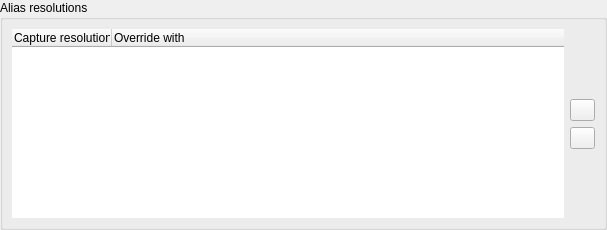
Old version of the form src/display/qt/windows/ControlPanel/Capture/AliasResolutions.ui in the repository mrehkopf/vcs.
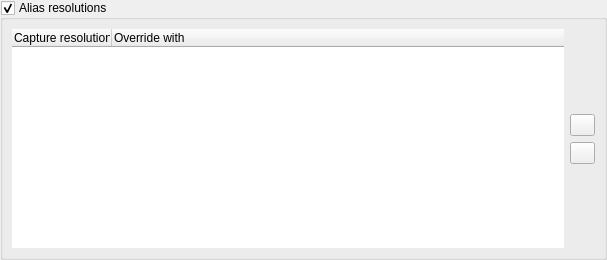
New version of the form. Icons and pictures are not drawn.

Commit message: ui/control-panel: Add a global on/off toggle for alias resolution

Diff of the .ui file:
```diff
--- a/src/display/qt/windows/ControlPanel/Capture/AliasResolutions.ui
+++ b/src/display/qt/windows/ControlPanel/Capture/AliasResolutions.ui
@@ -7,7 +7,7 @@
     <x>0</x>
     <y>0</y>
     <width>607</width>
-    <height>230</height>
+    <height>260</height>
    </rect>
   </property>
   <property name="sizePolicy">
@@ -16,12 +16,6 @@
     <verstretch>0</verstretch>
    </sizepolicy>
   </property>
-  <property name="minimumSize">
-   <size>
-    <width>0</width>
-    <height>230</height>
-   </size>
-  </property>
   <property name="focusPolicy">
    <enum>Qt::ClickFocus</enum>
   </property>
@@ -43,6 +37,9 @@
      <property name="title">
       <string>Alias resolutions</string>
      </property>
+     <property name="checkable">
+      <bool>true</bool>
+     </property>
      <layout class="QHBoxLayout" name="horizontalLayout">
       <property name="spacing">
        <number>6</number>
```
The commit also changes 4 other files.
